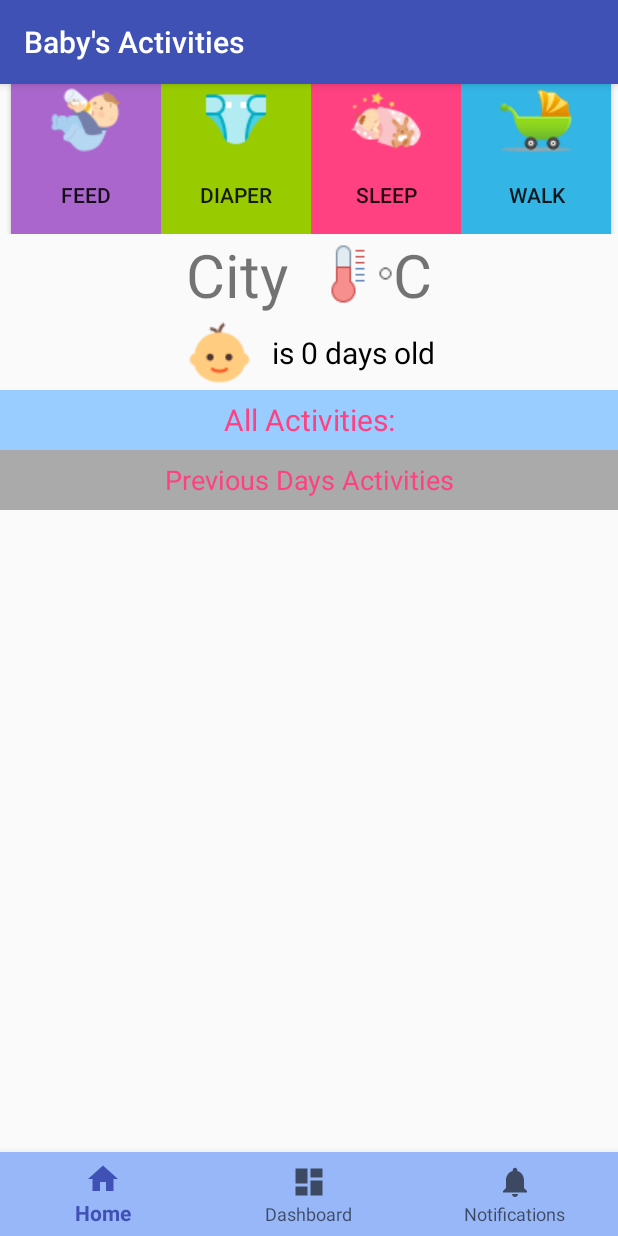
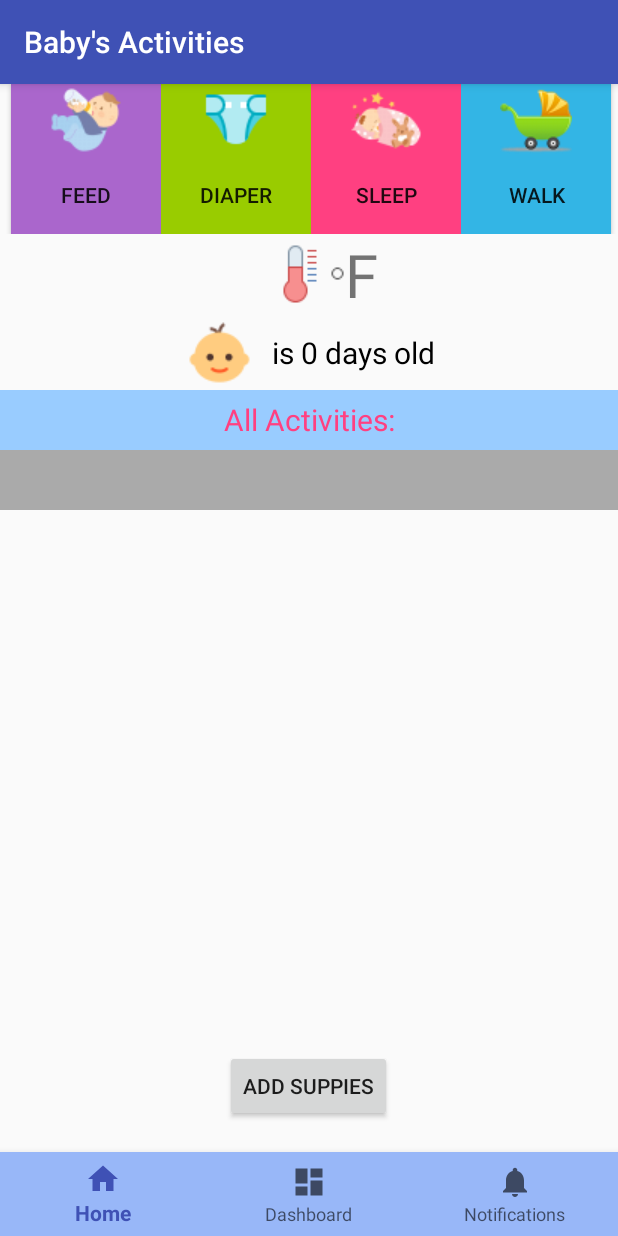
Before and after one commit to loanvo/Android-BabyActivities, an Android app: the BabyActivities screen opened directly, with no data from a screen before it, on a phone screen of 412 x 824 dp. Run offline under Robolectric (Android 15) with nearby library versions, the phone set to English and light mode, and no system bars; 3 statements that could not run were skipped.

Commit message:
fixed bugs in log view

```diff
--- a/app/src/main/java/cs175/babysactivities/BabyActivities.java
+++ b/app/src/main/java/cs175/babysactivities/BabyActivities.java
@@ -8,6 +8,7 @@ import android.content.DialogInterface;
 import android.content.Intent;
 import android.content.SharedPreferences;
 import android.content.pm.PackageManager;
+import android.graphics.Color;
 import android.hardware.Sensor;
 import android.hardware.SensorEvent;
 import android.hardware.SensorEventListener;
@@ -15,6 +16,7 @@ import android.hardware.SensorManager;
 import android.icu.util.DateInterval;
 import android.location.Criteria;
 import android.location.Location;
+import android.location.LocationListener;
 import android.location.LocationManager;
 import android.os.Bundle;
 import android.preference.PreferenceManager;
@@ -155,9 +157,14 @@ public class BabyActivities extends AppCompatActivity implements SensorEventList
         nameView.setOnClickListener(this);
         ageView.setOnClickListener(this);
 
+        //get user location to get the weather
+        getLocation();
+    }
+
+    public void getLocation(){
         //implement weather
         LocationManager locationManager = (LocationManager) getSystemService(Context.LOCATION_SERVICE);
-        String provider = locationManager.getBestProvider(new Criteria(), false);
+        //String provider = locationManager.getBestProvider(new Criteria(), false);
         if (ActivityCompat.checkSelfPermission(this, Manifest.permission.ACCESS_FINE_LOCATION) != PackageManager.PERMISSION_GRANTED && ActivityCompat.checkSelfPermission(this, Manifest.permission.ACCESS_COARSE_LOCATION) != PackageManager.PERMISSION_GRANTED) {
             // TODO: Consider calling
             //    ActivityCompat#requestPermissions
@@ -168,13 +175,35 @@ public class BabyActivities extends AppCompatActivity implements SensorEventList
             // for ActivityCompat#requestPermissions for more details.
             return;
         }
+        // Define a listener that responds to location updates
+        LocationListener locationListener = new LocationListener() {
+            public void onLocationChanged(final Location location) {
+                double lat = location.getLatitude();
+                double lng = location.getLongitude();
+                DownloadTask task = new DownloadTask();
+                task.execute("http://samples.openweathermap.org/data/2.5/weather?lat=" + String.valueOf(lat)+
+                        "&lon=" + String.valueOf(lng) + "&appid=6c41ae963d3fcf20c1d0a60873464867");
+            }
+
+
+            public void onStatusChanged(String provider, int status, Bundle extras) {
+            }
+
+            public void onProviderEnabled(String provider) {
+            }
+
+            public void onProviderDisabled(String provider) {
+            }
+        };
+        // Register the listener with the Location Manager to receive location updates
+        locationManager.requestLocationUpdates(LocationManager.NETWORK_PROVIDER, 0, 0, locationListener);
+
+        /*
         Location location = locationManager.getLastKnownLocation(provider);
-        double lat = location.getLatitude();
-        double lng = location.getLongitude();
 
-        DownloadTask task = new DownloadTask();
-        task.execute("http://samples.openweathermap.org/data/2.5/weather?lat=" + String.valueOf(lat)+
-                 "&lon=" + String.valueOf(lng) + "&appid=6c41ae963d3fcf20c1d0a60873464867");
+
+
+*/
     }
 
     public void setLogView(List<ActivityLog> logs){
@@ -189,20 +218,23 @@ public class BabyActivities extends AppCompatActivity implements SensorEventList
         layout = (LinearLayout) findViewById(R.id.today_logs);
         TextView today = (TextView) layout.findViewById(R.id.date_view);
         ListView todayLog = (ListView) layout.findViewById(R.id.log_view);
-        today.setText("Today Activites");
+
         //List view of previous days logs
-        layout1 = (LinearLayout) findViewById(R.id.previous_logs);
+        layout = (LinearLayout) findViewById(R.id.previous_logs);
         TextView previous = (TextView) layout.findViewById(R.id.date_view);
         ListView previousLog = (ListView) layout.findViewById(R.id.log_view);
-        previous.setText("Previous Days Activities");
+
 
         for(int i =0; i<logs.size(); i++) {
             log = logs.get(i);
             date = log.getLogDate();
             if (date.equals(currentdate)) {
                 todayLogs.add(log.getLog());
+                today.setText("Today Activites");
+
             } else {
                 previousLogs.add(log.getLog() + " on " + log.getLogDate());
+                previous.setText("Previous Days Activities");
             }
         }
         today_arrayAdapter = new ArrayAdapter<String>(this, android.R.layout.simple_list_item_1, todayLogs);
--- a/app/src/main/java/cs175/babysactivities/FeedingActivity.java
+++ b/app/src/main/java/cs175/babysactivities/FeedingActivity.java
@@ -331,7 +331,7 @@ public class FeedingActivity extends AppCompatActivity{
         today.setText("Today Activites");
 
         //List view of previous days logs
-        layout1 = (LinearLayout) findViewById(R.id.previous_logs);
+        layout = (LinearLayout) findViewById(R.id.previous_logs);
         TextView previous = (TextView) layout.findViewById(R.id.date_view);
         ListView previousLog = (ListView) layout.findViewById(R.id.log_view);
         previous.setText("Previous Days Activities");
--- a/app/src/main/java/cs175/babysactivities/SleepActivity.java
+++ b/app/src/main/java/cs175/babysactivities/SleepActivity.java
@@ -185,7 +185,7 @@ public class SleepActivity extends AppCompatActivity {
         ListView todayLog = (ListView) layout.findViewById(R.id.log_view);
 
         //List view of previous days logs
-        layout1 = (LinearLayout) findViewById(R.id.previous_logs);
+        layout = (LinearLayout) findViewById(R.id.previous_logs);
         TextView previous = (TextView) layout.findViewById(R.id.date_view);
         ListView previousLog = (ListView) layout.findViewById(R.id.log_view);
 
--- a/app/src/main/java/cs175/babysactivities/WalkActivity.java
+++ b/app/src/main/java/cs175/babysactivities/WalkActivity.java
@@ -223,7 +223,7 @@ public class WalkActivity extends AppCompatActivity implements SensorEventListen
         ListView todayLog = (ListView) layout.findViewById(R.id.log_view);
 
         //List view of previous days logs
-        layout1 = (LinearLayout) findViewById(R.id.previous_logs);
+        layout = (LinearLayout) findViewById(R.id.previous_logs);
         TextView previous = (TextView) layout.findViewById(R.id.date_view);
         ListView previousLog = (ListView) layout.findViewById(R.id.log_view);
 
--- a/app/src/main/res/layout/activity_baby_activities.xml
+++ b/app/src/main/res/layout/activity_baby_activities.xml
@@ -85,7 +85,6 @@
             <TextView
                 android:layout_width="wrap_content"
                 android:layout_height="wrap_content"
-                android:text="City"
                 android:textSize="40dp"
                 android:layout_marginRight="20dp"
                 android:id="@+id/city_name"
@@ -108,7 +107,7 @@
             <TextView
                 android:layout_width="wrap_content"
                 android:layout_height="wrap_content"
-                android:text="C"
+                android:text="F"
                 android:textSize="40dp"
                 android:layout_gravity="center"
                 />
@@ -125,7 +124,6 @@
             android:layout_gravity="center"
             android:drawableLeft="@drawable/babyface"
             android:gravity="center"
-            android:text="Name"
             android:textAlignment="center"
             android:textColor="@android:color/black"
             android:textSize="20dp" />
@@ -135,7 +133,6 @@
                 android:layout_height="wrap_content"
                 android:layout_gravity="center"
                 android:gravity="center"
-                android:text="5 months"
                 android:textAlignment="center"
                 android:textColor="@android:color/black"
                 android:textSize="20dp"
@@ -154,7 +151,7 @@
             android:id="@+id/title"/>
         <ScrollView
             android:layout_width="match_parent"
-            android:layout_height="match_parent">
+            android:layout_height="400dp">
             <LinearLayout
                 android:layout_width="match_parent"
                 android:layout_height="wrap_content"
```
